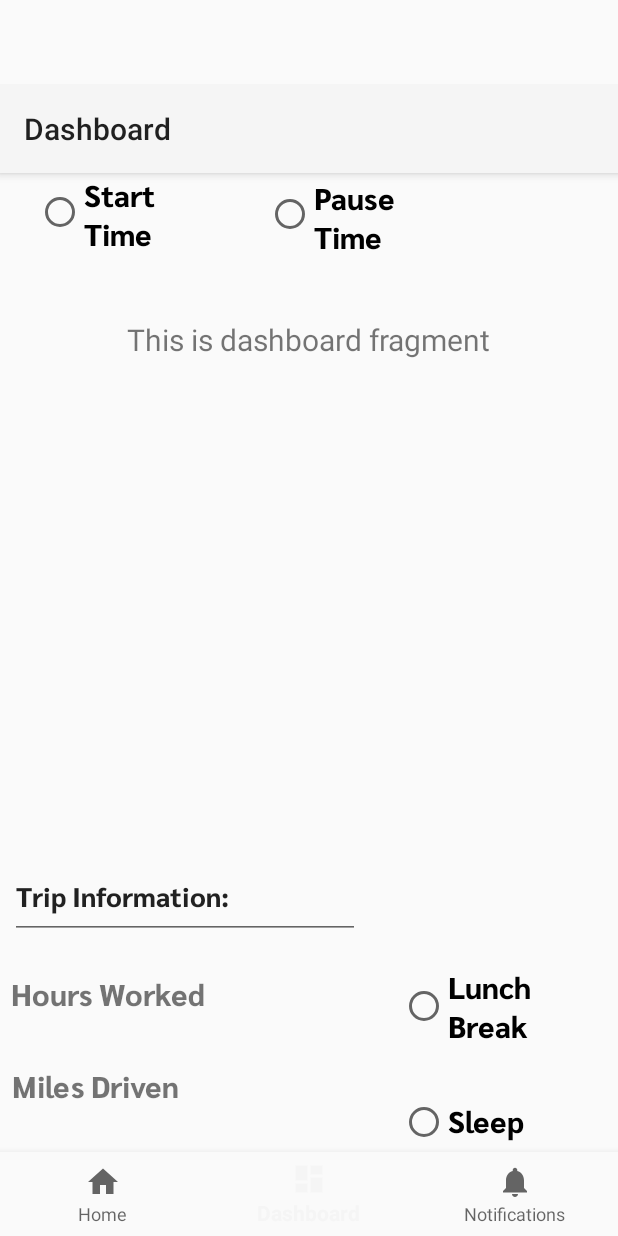
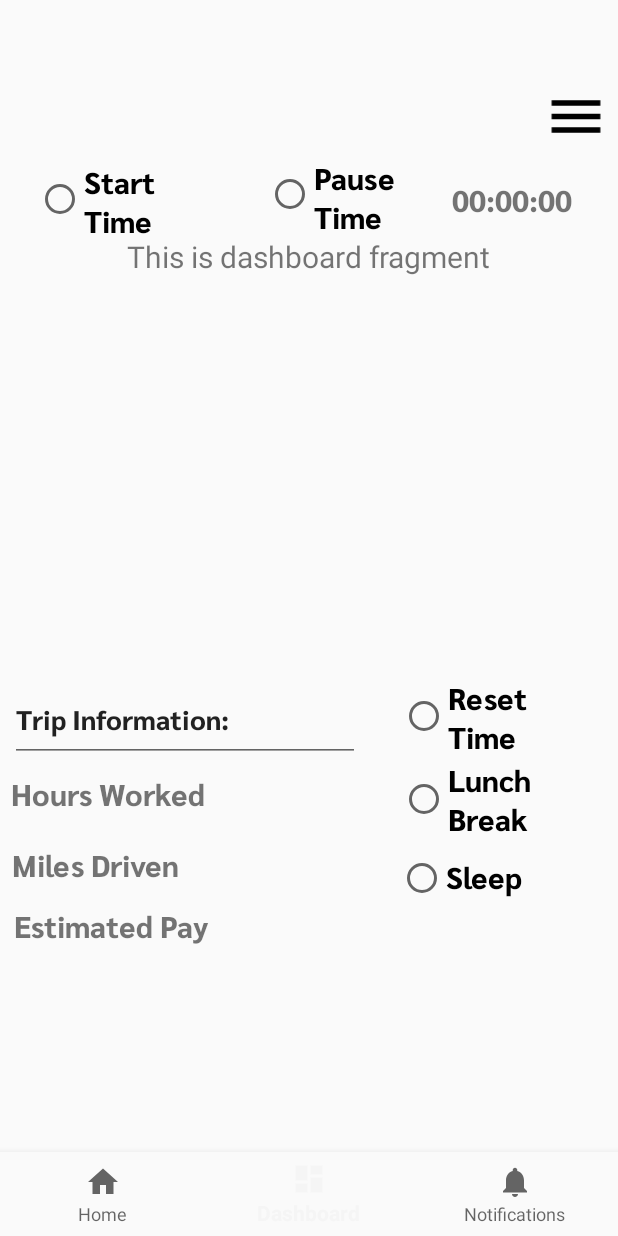
Before and after one commit to Matttle/NewFront, an Android app: the screen it shows after launch once a user with an empty profile is signed in (MainActivity), item 2 of the bottom bar chosen, on a phone screen of 412 x 824 dp. Run offline under Robolectric (Android 15) with nearby library versions, the phone set to English and light mode, and no system bars; our stand-ins replace Firebase (no records; nobody signed in at launch, a user with empty details on screens opened directly), navigation-ui.

Commit message:
Implemented timer functionality as well as some quality of life.
Signed-off-by: Matthew Lemon <Matthewlemon91@gmail.com>

```diff
--- a/app/src/main/java/com/example/myapplication/MainActivity.java
+++ b/app/src/main/java/com/example/myapplication/MainActivity.java
@@ -1,8 +1,11 @@
 package com.example.myapplication;
 
 import android.os.Bundle;
+import android.os.Handler;
+import android.widget.TextView;
 
 import androidx.appcompat.app.AppCompatActivity;
+import androidx.lifecycle.ViewModelProvider;
 import androidx.navigation.NavController;
 import androidx.navigation.Navigation;
 import androidx.navigation.ui.AppBarConfiguration;
@@ -10,6 +13,7 @@ import androidx.navigation.ui.NavigationUI;
 
 import com.example.myapplication.databinding.ActivityMainBinding;
 import com.google.android.material.bottomnavigation.BottomNavigationView;
+
 
 
 public class MainActivity extends AppCompatActivity {
@@ -36,7 +40,5 @@ public class MainActivity extends AppCompatActivity {
         NavigationUI.setupActionBarWithNavController(this, navController, appBarConfiguration);
         NavigationUI.setupWithNavController(binding.navView, navController);
 
-
     }
-
 }
--- a/app/src/main/java/com/example/myapplication/ui/auth/LoginActivity.java
+++ b/app/src/main/java/com/example/myapplication/ui/auth/LoginActivity.java
@@ -2,6 +2,7 @@ package com.example.myapplication.ui.auth;
 
 import android.content.Intent;
 import android.os.Bundle;
+import android.text.Editable;
 import android.util.Log;
 import android.view.View;
 import android.widget.EditText;
@@ -23,6 +24,7 @@ import com.google.firebase.auth.FirebaseUser;
 public class LoginActivity extends AppCompatActivity {
 
     private FirebaseAuth mAuth;
+    public static String displayName;
 
     @Override
     protected void onCreate(Bundle savedInstanceState) {
@@ -32,9 +34,9 @@ public class LoginActivity extends AppCompatActivity {
 
         mAuth = FirebaseAuth.getInstance();
 
-
         FirebaseUser currentUser = mAuth.getCurrentUser();
         if(currentUser != null){
+            displayName = currentUser.getEmail();
             reload();
         }
 
@@ -48,7 +50,6 @@ public class LoginActivity extends AppCompatActivity {
 
         MaterialButton signinbtn = (MaterialButton) findViewById(R.id.sign_in);
         MaterialButton registerbtn = (MaterialButton) findViewById(R.id.to_register);
-
 
 
         signinbtn.setOnClickListener(new View.OnClickListener() {
--- a/app/src/main/java/com/example/myapplication/ui/dashboard/DashboardFragment.java
+++ b/app/src/main/java/com/example/myapplication/ui/dashboard/DashboardFragment.java
@@ -1,4 +1,6 @@
 package com.example.myapplication.ui.dashboard;
+
+import static com.example.myapplication.ui.auth.LoginActivity.displayName;
 
 import android.content.Intent;
 import android.os.Bundle;
@@ -12,17 +14,31 @@ import androidx.annotation.NonNull;
 import androidx.appcompat.app.AppCompatActivity;
 import androidx.fragment.app.Fragment;
 import androidx.lifecycle.ViewModelProvider;
+import android.content.DialogInterface;
+import androidx.appcompat.app.AlertDialog;
 
 import com.example.myapplication.MainActivity;
+import com.example.myapplication.ui.auth.LoginActivity;
 import com.example.myapplication.R;
 import com.example.myapplication.databinding.FragmentDashboardBinding;
 import com.example.myapplication.ui.detention.DetentionActivity;
 import com.google.android.material.button.MaterialButton;
 
+import org.w3c.dom.Text;
+
+import java.util.Objects;
+import java.util.Timer;
+import java.util.TimerTask;
+
 public class DashboardFragment extends Fragment {
 
     private FragmentDashboardBinding binding;
-
+    private TextView timerTextView;
+    private TextView username;
+    boolean timerOn;
+    Timer timer;
+    TimerTask task;
+    public static double time = 0.0;
     public View onCreateView(@NonNull LayoutInflater inflater,
                              ViewGroup container, Bundle savedInstanceState) {
         DashboardViewModel dashboardViewModel =
@@ -32,10 +48,43 @@ public class DashboardFragment extends Fragment {
         View root = binding.getRoot();
 
         ImageView menubtn = binding.imageView2;
+        android.widget.Button startTimer = binding.radioButton;
+        android.widget.Button stopTimer = binding.radioButton2;
+        android.widget.Button resetTimer = binding.resetButton;
+        timerTextView = (TextView) binding.TimerClock;
+        username = (TextView) binding.username;
+
+        if (username != null)
+            username.setText(displayName);
+        timerTextView.setText(getTimerText());
+
+        timer = new Timer();
 
         menubtn.setOnClickListener(new View.OnClickListener() {
             public void onClick(View view) {
                 startActivity(new Intent(requireContext(), DetentionActivity.class));
+            }
+        }
+        );
+
+        startTimer.setOnClickListener(new View.OnClickListener() {
+            public  void onClick(View view) {
+
+                startTimer();
+            }
+        }
+        );
+
+        stopTimer.setOnClickListener(new View.OnClickListener() {
+            public void onClick(View view) {
+                stopTimer();
+            }
+        }
+        );
+
+        resetTimer.setOnClickListener(new View.OnClickListener() {
+            public void onClick(View view) {
+                resetTimer();
             }
         }
         );
@@ -46,9 +95,84 @@ public class DashboardFragment extends Fragment {
         return root;
     }
 
+    public void resetTimer() {
+        timerTextView = (TextView) binding.TimerClock;
+        AlertDialog.Builder resetAlert = new AlertDialog.Builder(requireActivity());
+        resetAlert.setTitle("Reset Time");
+        resetAlert.setMessage("Are you sure you want to reset your time?");
+        resetAlert.setPositiveButton("Reset", new DialogInterface.OnClickListener()
+        {
+            @Override
+            public void onClick(DialogInterface dialogInterface, int i)
+            {
+                if(task != null)
+                {
+                    task.cancel();
+                    time = 0.0;
+                    stopTimer();
+                    timerTextView.setText(formatTime(0,0,0));
+                }
+            }
+        });
+
+        resetAlert.setNeutralButton("Cancel", new DialogInterface.OnClickListener()
+        {
+            @Override
+            public void onClick(DialogInterface dialogInterface, int i)
+            {
+                //do nothing
+            }
+        });
+
+        resetAlert.show();
+    }
+
+    public void startTimer(){
+        timerTextView = (TextView) binding.TimerClock;
+        if (!timerOn) {
+            timerOn = true;
+            task = new TimerTask() {
+                @Override
+                public void run() {
+                    getActivity().runOnUiThread(new Runnable() {
+                        @Override
+                        public void run() {
+                            time++;
+                            timerTextView.setText(getTimerText());
+                        }
+                    });
+                }
+            };
+            timer.scheduleAtFixedRate(task, 0, 1000);
+        }
+    }
+
+    public void stopTimer(){
+        if (timerOn) {
+            task.cancel();
+            timerOn = false;
+        }
+    }
+
+    private String getTimerText(){
+        int round = (int) Math.round(time);
+
+        int seconds = ((round % 86400) % 3600) % 60;
+        int minutes = ((round % 86400) % 3600) / 60;
+        int hours = ((round % 86400) / 3600);
+
+        return (String) formatTime(seconds, minutes, hours);
+    }
+
+    private String formatTime(int seconds, int minutes, int hours){
+        return String.format("%02d",hours) + ":" + String.format("%02d", minutes) + ":" + String.format("%02d", seconds);
+    }
+
     @Override
     public void onDestroyView() {
         super.onDestroyView();
+        if (timerOn)
+            task.cancel();
         binding = null;
     }
 }
--- a/app/src/main/res/layout/activity_main.xml
+++ b/app/src/main/res/layout/activity_main.xml
@@ -7,19 +7,20 @@
     android:layout_height="match_parent"
     android:paddingTop="?attr/actionBarSize">
 
+    <!--    Added Toolbar to make the app run. - Matt-->
+
     <com.google.android.material.bottomnavigation.BottomNavigationView
         android:id="@+id/nav_view"
         android:layout_width="0dp"
         android:layout_height="wrap_content"
-        android:layout_marginStart="0dp"
-        android:layout_marginEnd="0dp"
         android:background="?android:attr/windowBackground"
         app:layout_constraintBottom_toBottomOf="parent"
+        app:layout_constraintHorizontal_bias="1.0"
         app:layout_constraintLeft_toLeftOf="parent"
         app:layout_constraintRight_toRightOf="parent"
+        app:layout_constraintTop_toTopOf="parent"
+        app:layout_constraintVertical_bias="1.0"
         app:menu="@menu/bottom_nav_menu" />
-
-<!--    Added Toolbar to make the app run. - Matt-->
 
     <androidx.appcompat.widget.Toolbar
         android:id="@+id/my_toolbar"
@@ -40,10 +41,10 @@
     <fragment
         android:id="@+id/nav_host_fragment_activity_main"
         android:name="androidx.navigation.fragment.NavHostFragment"
-        android:layout_width="match_parent"
-        android:layout_height="match_parent"
+        android:layout_width="412dp"
+        android:layout_height="604dp"
         app:defaultNavHost="true"
-        app:layout_constraintBottom_toTopOf="@id/nav_view"
+        app:layout_constraintBottom_toBottomOf="parent"
         app:layout_constraintHorizontal_bias="0.0"
         app:layout_constraintLeft_toLeftOf="parent"
         app:layout_constraintRight_toRightOf="parent"
--- a/app/src/main/res/layout/fragment_dashboard.xml
+++ b/app/src/main/res/layout/fragment_dashboard.xml
@@ -65,13 +65,27 @@
         app:layout_constraintTop_toTopOf="parent"
         app:layout_constraintVertical_bias="0.082" />
 
+    <RadioButton
+        android:id="@+id/resetButton"
+        android:layout_width="130dp"
+        android:layout_height="60dp"
+        android:text="Reset Time"
+        android:textSize="20dp"
+        app:fontFamily="@font/bold"
+        app:layout_constraintBottom_toBottomOf="parent"
+        app:layout_constraintEnd_toEndOf="parent"
+        app:layout_constraintHorizontal_bias="0.946"
+        app:layout_constraintStart_toStartOf="parent"
+        app:layout_constraintTop_toTopOf="parent"
+        app:layout_constraintVertical_bias="0.719" />
+
     <TextView
         android:id="@+id/username"
         android:layout_width="357dp"
         android:layout_height="44dp"
         android:layout_marginEnd="51dp"
         android:ems="10"
-        android:text="Username"
+        android:text="@string/username"
         app:fontFamily="@font/bold"
         app:layout_constraintEnd_toEndOf="@+id/imageView2"
         app:layout_constraintHorizontal_bias="0.0"
@@ -144,10 +158,10 @@
         app:fontFamily="@font/bold"
         app:layout_constraintBottom_toBottomOf="parent"
         app:layout_constraintEnd_toEndOf="parent"
-        app:layout_constraintHorizontal_bias="0.943"
+        app:layout_constraintHorizontal_bias="0.939"
         app:layout_constraintStart_toStartOf="parent"
         app:layout_constraintTop_toTopOf="parent"
-        app:layout_constraintVertical_bias="0.933" />
+        app:layout_constraintVertical_bias="0.915" />
 
     <ImageView
         android:id="@+id/imageView2"
@@ -162,5 +176,19 @@
         app:layout_constraintVertical_bias="0.0"
         app:srcCompat="@drawable/baseline_menu_24" />
 
+    <TextView
+        android:id="@+id/TimerClock"
+        android:layout_width="95dp"
+        android:layout_height="35dp"
+        android:text="@string/ClockNumber"
+        android:textSize="20sp"
+        app:fontFamily="@font/bold"
+        app:layout_constraintBottom_toBottomOf="parent"
+        app:layout_constraintEnd_toEndOf="parent"
+        app:layout_constraintHorizontal_bias="0.952"
+        app:layout_constraintStart_toStartOf="parent"
+        app:layout_constraintTop_toTopOf="parent"
+        app:layout_constraintVertical_bias="0.104" />
+
 
 </androidx.constraintlayout.widget.ConstraintLayout>
--- a/app/src/main/res/values/strings.xml
+++ b/app/src/main/res/values/strings.xml
@@ -22,4 +22,6 @@
     <string name="menu_action_1">Menu Action 1</string>
     <string name="menu_action_2">Menu Action 2</string>
     <string name="menu_action_3">Menu Action 3</string>
+    <string name="ClockNumber">00:00:00</string>
+    <string name="username">Username</string>
 </resources>
```
Also changed, not shown: app/src/main/res/layout/activity_detention.xml (+13 -12 lines).
